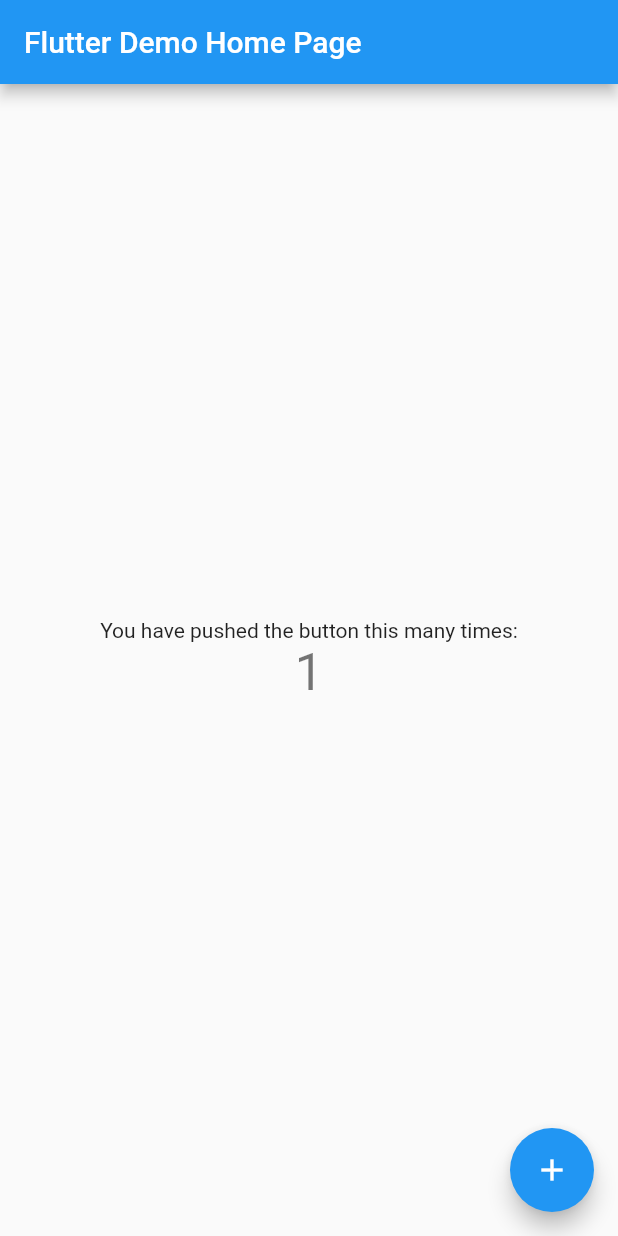
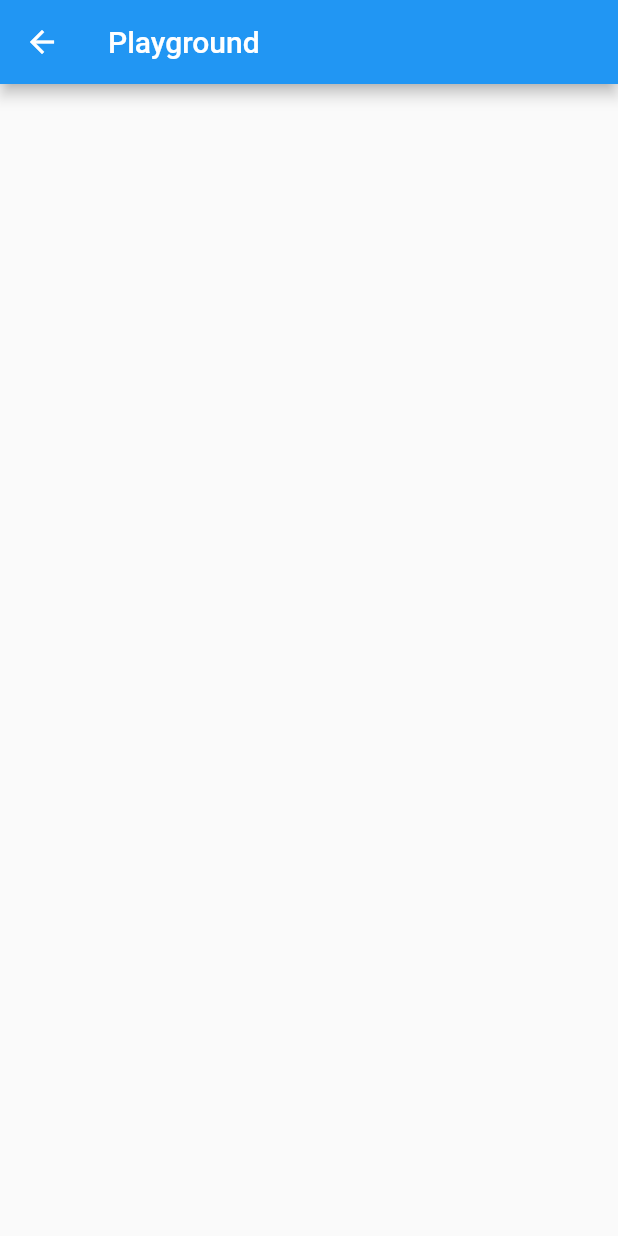
Before and after one commit to flapdoodle-oss/tab2, a Flutter app: the screen it shows after launch, after a tap on the "add" icon, on a phone screen of 412 x 824 dp. Run offline on Flutter 3.47's test engine with Material 2 defaults, Android fonts, the phone set to English and light mode, and no system bars; our stand-ins replace logger.

Commit message:
logging, playground

```diff
--- /dev/null
+++ b/lib/logging.dart
@@ -0,0 +1,11 @@
+import 'package:logger/logger.dart';
+
+class Logging {
+  static Logger newLogger() {
+    return Logger(
+      printer: PrettyPrinter(
+        colors: true,
+      ),
+    );
+  }
+}
--- a/lib/main.dart
+++ b/lib/main.dart
@@ -1,6 +1,13 @@
+import 'package:flutter/foundation.dart';
 import 'package:flutter/material.dart';
+import 'package:logger/logger.dart';
+import 'package:tab2/logging.dart';
+import 'package:tab2/naviation.dart';
+import 'package:tab2/playground/Playground.dart';
 
 void main() {
+  Logger.level = Level.debug;
+
   runApp(const MyApp());
 }
 
@@ -49,6 +56,7 @@ class MyHomePage extends StatefulWidget {
 
 class _MyHomePageState extends State<MyHomePage> {
   int _counter = 0;
+  final log = Logging.newLogger();
 
   void _incrementCounter() {
     setState(() {
@@ -74,6 +82,15 @@ class _MyHomePageState extends State<MyHomePage> {
         // Here we take the value from the MyHomePage object that was created by
         // the App.build method, and use it to set our appbar title.
         title: Text(widget.title),
+        actions: [
+          IconButton(
+              icon: const Icon(Icons.add),
+              onPressed: () {
+                log.d("pressed");
+                Navigate(context).to((_) => Playground());
+              },
+          )
+        ],
       ),
       body: Center(
         // Center is a layout widget. It takes a single child and positions it
@@ -112,4 +129,5 @@ class _MyHomePageState extends State<MyHomePage> {
       ), // This trailing comma makes auto-formatting nicer for build methods.
     );
   }
+
 }
--- /dev/null
+++ b/lib/naviation.dart
@@ -0,0 +1,12 @@
+import 'package:flutter/material.dart';
+
+class Navigate {
+  final BuildContext context;
+
+  const Navigate(this.context);
+
+  Future to(WidgetBuilder builder) {
+    return Navigator.of(context)
+        .push(MaterialPageRoute(builder: builder));
+  }
+}
--- /dev/null
+++ b/lib/playground/Playground.dart
@@ -0,0 +1,14 @@
+import 'package:flutter/material.dart';
+import 'package:flutter/widgets.dart';
+
+class Playground extends StatelessWidget {
+  @override
+  Widget build(BuildContext context) {
+    return Scaffold(
+        appBar: AppBar(
+      // Here we take the value from the MyHomePage object that was created by
+      // the App.build method, and use it to set our appbar title.
+      title: const Text("Playground"),
+    ));
+  }
+}
--- a/pubspec.yaml
+++ b/pubspec.yaml
@@ -31,6 +31,9 @@ environment:
 dependencies:
   flutter:
     sdk: flutter
+
+  # logger
+  logger: ^1.0.0
 
 
   # The following adds the Cupertino Icons font to your application.
```
Also changed, not shown: pubspec.lock.
